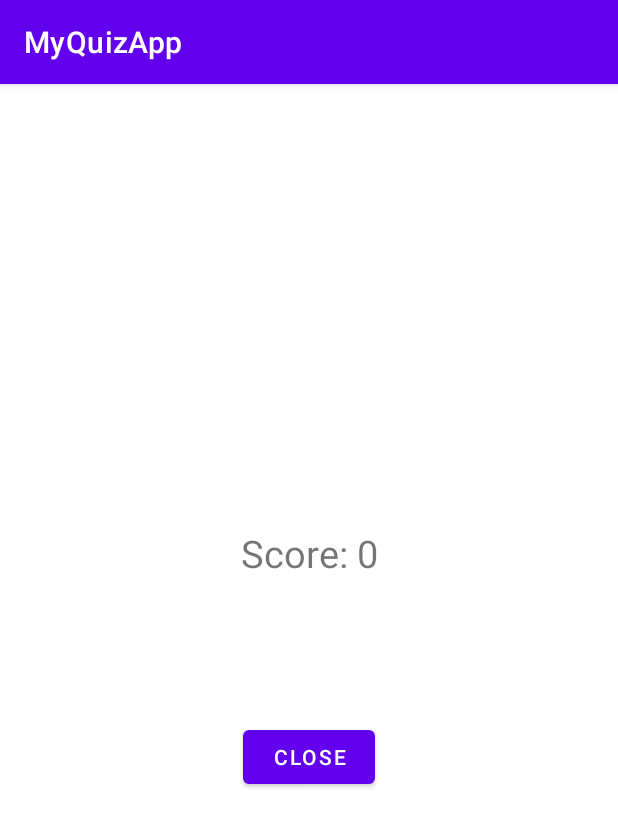
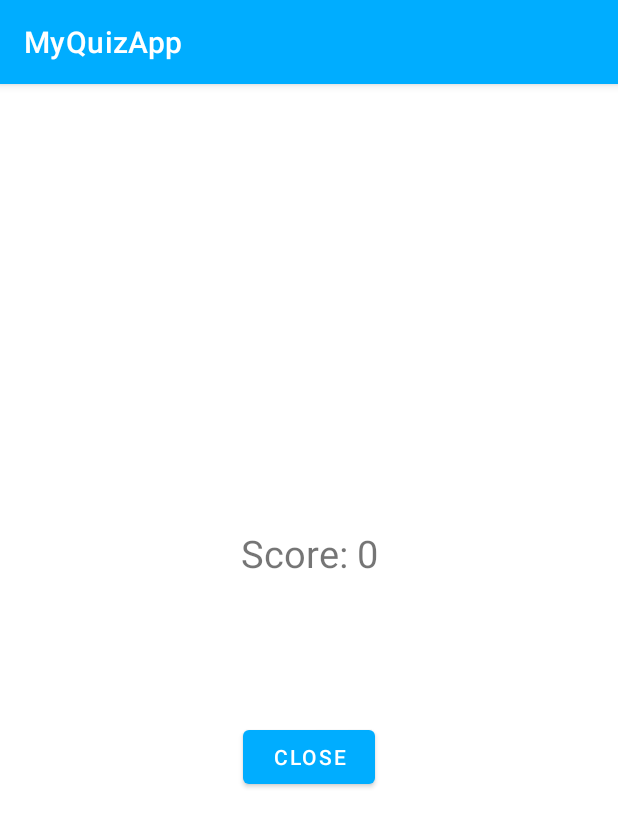
Before and after one commit to HoutarouM/Quiz-o-szkole, an Android app: the EndActivity screen opened directly, with no data from a screen before it, on a phone screen of 412 x 824 dp. Shown: the top 827 px of the screen. Run offline under Robolectric (Android 15) with nearby library versions, the light colour scheme and no system bars.

Commit message:
change theme color

```diff
--- a/app/src/main/res/values-night/themes.xml
+++ b/app/src/main/res/values-night/themes.xml
@@ -1,9 +1,9 @@
-<resources xmlns:tools="http://schemas.android.com/tools">
+<resources>
     <!-- Base application theme. -->
     <style name="Theme.MyQuizApp" parent="Theme.MaterialComponents.DayNight.DarkActionBar">
         <!-- Primary brand color. -->
         <item name="colorPrimary">@color/purple_200</item>
-        <item name="colorPrimaryVariant">@color/purple_700</item>
+        <item name="colorPrimaryVariant">@color/second_school_color</item>
         <item name="colorOnPrimary">@color/black</item>
         <!-- Secondary brand color. -->
         <item name="colorSecondary">@color/teal_200</item>
--- a/app/src/main/res/values/colors.xml
+++ b/app/src/main/res/values/colors.xml
@@ -1,8 +1,8 @@
 <?xml version="1.0" encoding="utf-8"?>
 <resources>
     <color name="purple_200">#FFBB86FC</color>
-    <color name="purple_500">#FF6200EE</color>
-    <color name="purple_700">#FF3700B3</color>
+    <color name="main_school_color">#00ADFF</color>
+    <color name="second_school_color">#0096FF</color>
     <color name="teal_200">#FF03DAC5</color>
     <color name="teal_700">#FF018786</color>
     <color name="black">#FF000000</color>
--- a/app/src/main/res/values/themes.xml
+++ b/app/src/main/res/values/themes.xml
@@ -1,9 +1,9 @@
-<resources xmlns:tools="http://schemas.android.com/tools">
+<resources>
     <!-- Base application theme. -->
     <style name="Theme.MyQuizApp" parent="Theme.MaterialComponents.DayNight.DarkActionBar">
         <!-- Primary brand color. -->
-        <item name="colorPrimary">@color/purple_500</item>
-        <item name="colorPrimaryVariant">@color/purple_700</item>
+        <item name="colorPrimary">@color/main_school_color</item>
+        <item name="colorPrimaryVariant">@color/second_school_color</item>
         <item name="colorOnPrimary">@color/white</item>
         <!-- Secondary brand color. -->
         <item name="colorSecondary">@color/teal_200</item>
```
